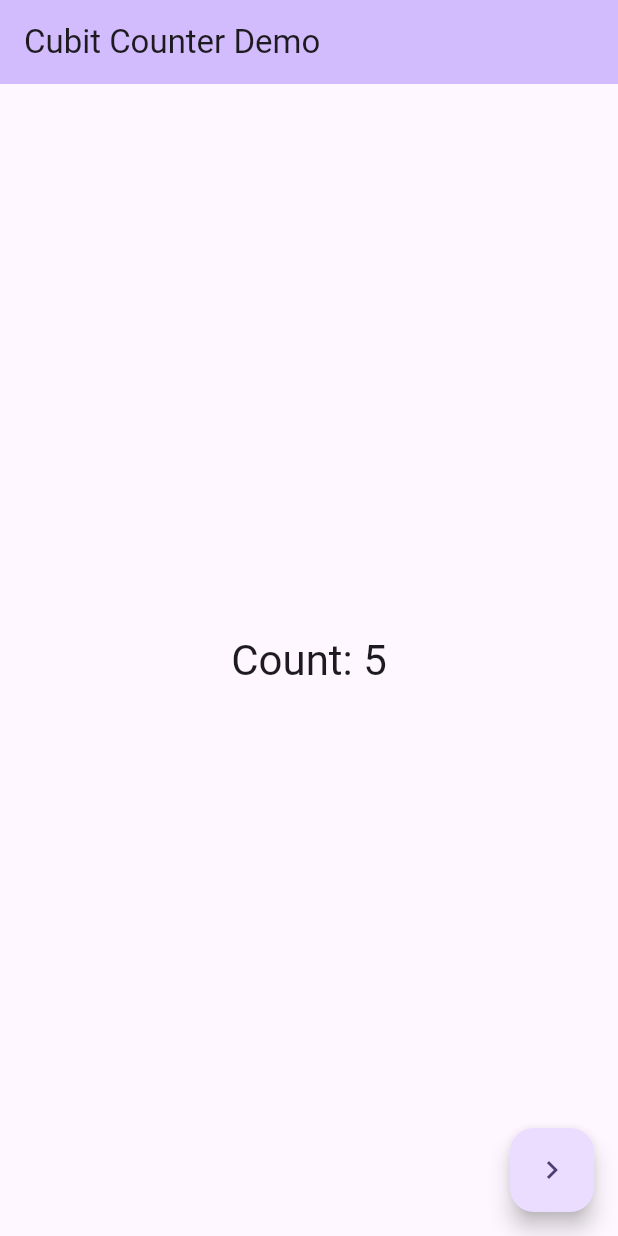
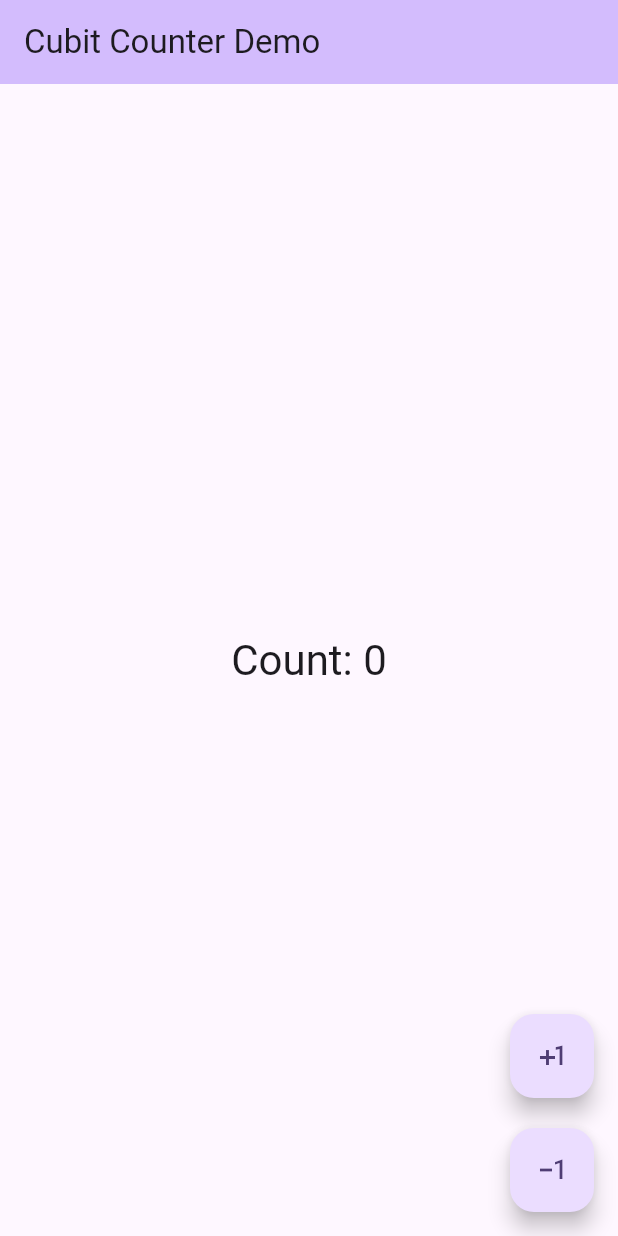
Before and after one commit to marufrobin/counter_app_with_bloc_cuibit, a Flutter app: the screen it shows after launch, on a phone screen of 412 x 824 dp. Run offline on Flutter 3.47's test engine with Material 3 defaults, Android fonts, the phone set to English and light mode, and no system bars; our stand-ins replace flutter_bloc.

Commit message:
✅ block statemenagement

```diff
--- /dev/null
+++ b/lib/bloc/counter.bloc.dart
@@ -0,0 +1,13 @@
+import 'package:flutter_bloc/flutter_bloc.dart';
+
+part "counter.event.dart";
+
+/// Both [CounterIncremented] and [CounterDecremented] are assigned as
+/// `final` because if it is `final` it can not be extended and implemented
+/// outside of this library
+class CounterBloc extends Bloc<CounterEvent, int> {
+  CounterBloc() : super(0) {
+    on<CounterIncremented>((event, emit) => emit(state + 1));
+    on<CounterDecremented>((event, emit) => emit(state > 0 ? state - 1 : 0));
+  }
+}
--- /dev/null
+++ b/lib/bloc/counter.event.dart
@@ -0,0 +1,7 @@
+part of 'counter.bloc.dart';
+
+sealed class CounterEvent {}
+
+final class CounterIncremented extends CounterEvent {}
+
+final class CounterDecremented extends CounterEvent {}
--- a/lib/home_page.dart
+++ b/lib/home_page.dart
@@ -1,6 +1,6 @@
 import 'dart:developer';
 
-import 'package:counter_app_with_bloc_cuibit/cubit/counter.cubit.dart';
+import 'package:counter_app_with_bloc_cuibit/bloc/counter.bloc.dart';
 import 'package:flutter/material.dart';
 import 'package:flutter_bloc/flutter_bloc.dart';
 
@@ -12,11 +12,11 @@ class MyHomePage extends StatelessWidget {
   @override
   Widget build(BuildContext context) {
     log(name: "--> ", "Checking if full build");
-    final counterCubit = BlocProvider.of<CounterCubit>(context);
+
     return Scaffold(
         appBar: _appBar(context),
-      body: BlocBuilder<CounterCubit, int>(
-        bloc: counterCubit,
+        body: BlocBuilder<CounterBloc, int>(
+          // bloc: counterBloc,
           builder: (context, state) {
             return Center(
               child: Text(
@@ -27,7 +27,8 @@ class MyHomePage extends StatelessWidget {
           },
         ),
         floatingActionButtonLocation: FloatingActionButtonLocation.endFloat,
-      floatingActionButton: FloatingActionButton(
+        floatingActionButton: const IncrementDecrementWidget()
+        /*FloatingActionButton(
         onPressed: () {
           Navigator.of(context).push(MaterialPageRoute(
             builder: (context) => const IncrementDecrementWidget(),
@@ -35,7 +36,7 @@ class MyHomePage extends StatelessWidget {
         },
         tooltip: "Next page",
         child: const Icon(Icons.navigate_next),
-      ),
+      ),*/
         );
   }
 
--- a/lib/main.dart
+++ b/lib/main.dart
@@ -1,3 +1,4 @@
+import 'package:counter_app_with_bloc_cuibit/bloc/counter.bloc.dart';
 import 'package:counter_app_with_bloc_cuibit/cubit/counter.cubit.dart';
 import 'package:flutter/material.dart';
 import 'package:flutter_bloc/flutter_bloc.dart';
@@ -13,8 +14,11 @@ class MyApp extends StatelessWidget {
 
   @override
   Widget build(BuildContext context) {
-    return BlocProvider(
-      create: (context) => CounterCubit(),
+    return MultiBlocProvider(
+      providers: [
+        BlocProvider(create: (context) => CounterCubit()),
+        BlocProvider(create: (context) => CounterBloc())
+      ],
       child: MaterialApp(
         title: 'Counter App with Bloc and Cuibit',
         debugShowCheckedModeBanner: false,
```
Also changed, not shown: lib/increment_decrement.widget.dart (+6 -10 lines). Lines whose indentation alone changed are shown as unchanged.
